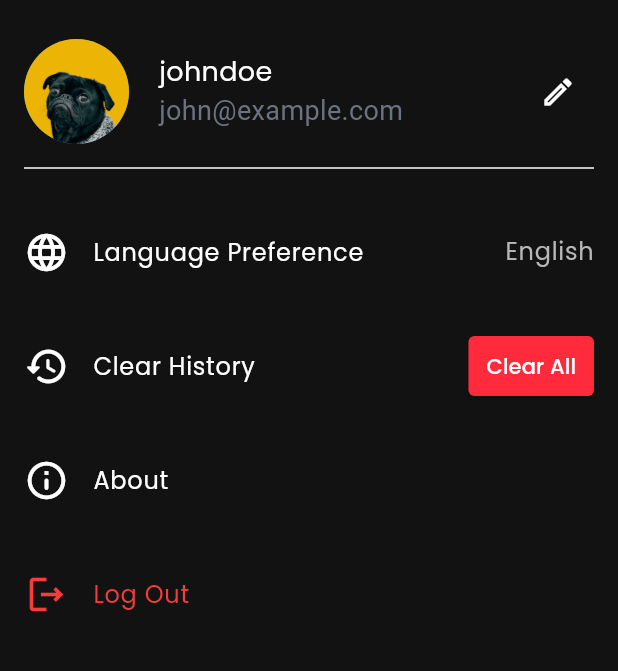
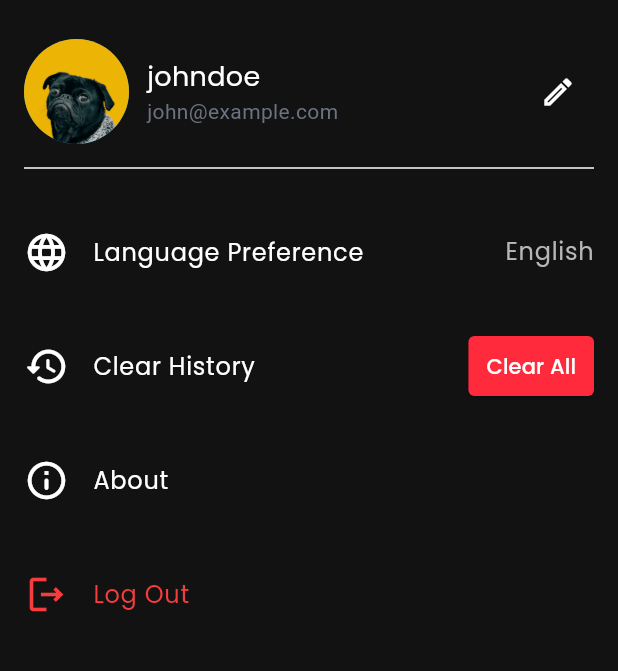
Before and after one commit to kitessafikadu/passme, a Flutter app: the ProfilePage screen opened by its route, on a phone screen of 412 x 824 dp, the part 69-740 px from its top. Run offline on Flutter 3.47's test engine with Material 3 defaults, Android fonts, the phone set to English and light mode, and no system bars; our stand-ins replace bloc, dartz, equatable, flutter_bloc, flutter_dotenv, font_awesome_flutter and 3 more; missing offline and left inert: record; accounts and stored records are empty.

Commit message:
fix: overflow in profile page

```diff
--- a/mobile/lib/features/profile/presentation/widgets/personal_details.dart
+++ b/mobile/lib/features/profile/presentation/widgets/personal_details.dart
@@ -23,29 +23,38 @@ class PersonalDetails extends StatelessWidget {
   Widget build(BuildContext context) {
     return Row(
       children: [
-        Center(
-          child: CircleAvatar(
+        CircleAvatar(
           radius: 35,
           backgroundImage: AssetImage(imageUrl),
         ),
-        ),
-        const SizedBox(width: 20),
-        Column(
+        const SizedBox(width: 12),
+        Expanded(
+          child: Column(
             crossAxisAlignment: CrossAxisAlignment.start,
             children: [
-            Text(name,
+              Text(
+                name,
                 style: GoogleFonts.poppins(
                   fontSize: 18,
                   fontWeight: FontWeight.w400,
-                    color: Colors.white)),
-            Text(email,
+                  color: Colors.white,
+                ),
+                overflow: TextOverflow.ellipsis,
+                maxLines: 1,
+              ),
+              Text(
+                email,
                 style: GoogleFonts.roboto(
-                    fontSize: 18,
+                  fontSize: 14,
                   fontWeight: FontWeight.w400,
-                    color: Color(0xFF6B7280)))
+                  color: const Color(0xFF6B7280),
+                ),
+                overflow: TextOverflow.ellipsis,
+                maxLines: 1,
+              ),
             ],
           ),
-        const Spacer(),
+        ),
         IconButton(
           icon: const Icon(Icons.edit_outlined, color: Colors.white),
           onPressed: () {
--- a/mobile/lib/features/profile/presentation/widgets/profile_option.dart
+++ b/mobile/lib/features/profile/presentation/widgets/profile_option.dart
@@ -14,8 +14,22 @@ class ProfileOption extends StatelessWidget {
   Widget build(BuildContext context) {
     return ListTile(
       leading: leadingIcon,
-      title: Text(title, style: titleStyle ?? GoogleFonts.poppins(color: Colors.white, fontSize: 16, fontWeight: FontWeight.w400)),
-      trailing: trailingIcon,
+      title: Text(
+        title,
+        style: titleStyle ??
+            GoogleFonts.poppins(
+              color: Colors.white,
+              fontSize: 16,
+              fontWeight: FontWeight.w400,
+            ),
+        overflow: TextOverflow.ellipsis,
+      ),
+      trailing: trailingIcon != null
+          ? ConstrainedBox(
+              constraints: const BoxConstraints(maxWidth: 120),
+              child: trailingIcon,
+            )
+          : null,
       onTap: onTap,
       contentPadding: EdgeInsets.zero,
     );
```
Lines whose indentation alone changed are shown as unchanged.
